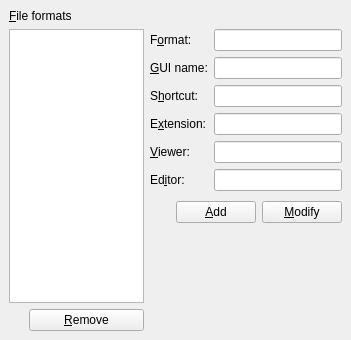
The window that src/frontends/qt4/ui/QPrefFileformatsUi.ui (cburschka/lyx) describes before a commit, drawn with Qt 5.
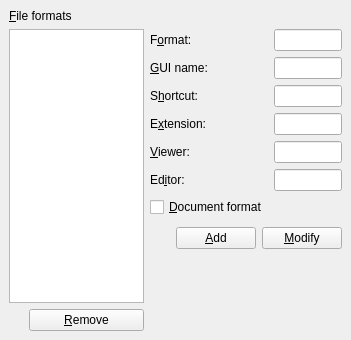
The same window after the commit.

Commit message: * src/format.[Ch] 	(document_): new flag, telling whether this is a document format and 	we want to show this format in the export and view menus 	(documentFormat): accessor for document_

Diff of the .ui file:
```diff
--- a/src/frontends/qt4/ui/QPrefFileformatsUi.ui
+++ b/src/frontends/qt4/ui/QPrefFileformatsUi.ui
@@ -167,6 +167,19 @@
      <item row="3" column="1" >
       <widget class="QLineEdit" name="extensionED" />
      </item>
+     <item row="6" column="0" >
+      <widget class="QCheckBox" name="documentCB" >
+       <property name="enabled" >
+        <bool>true</bool>
+       </property>
+       <property name="toolTip" >
+        <string>Tell whether this format is a document format. A document can not be exported to or viewed in a non-document format.</string>
+       </property>
+       <property name="text" >
+        <string>&amp;Document format</string>
+       </property>
+      </widget>
+     </item>
     </layout>
    </item>
    <item row="4" column="0" >
```
Left out of the diff: 1 changed line with no effect on the pictures. The commit also changes 11 other files.
